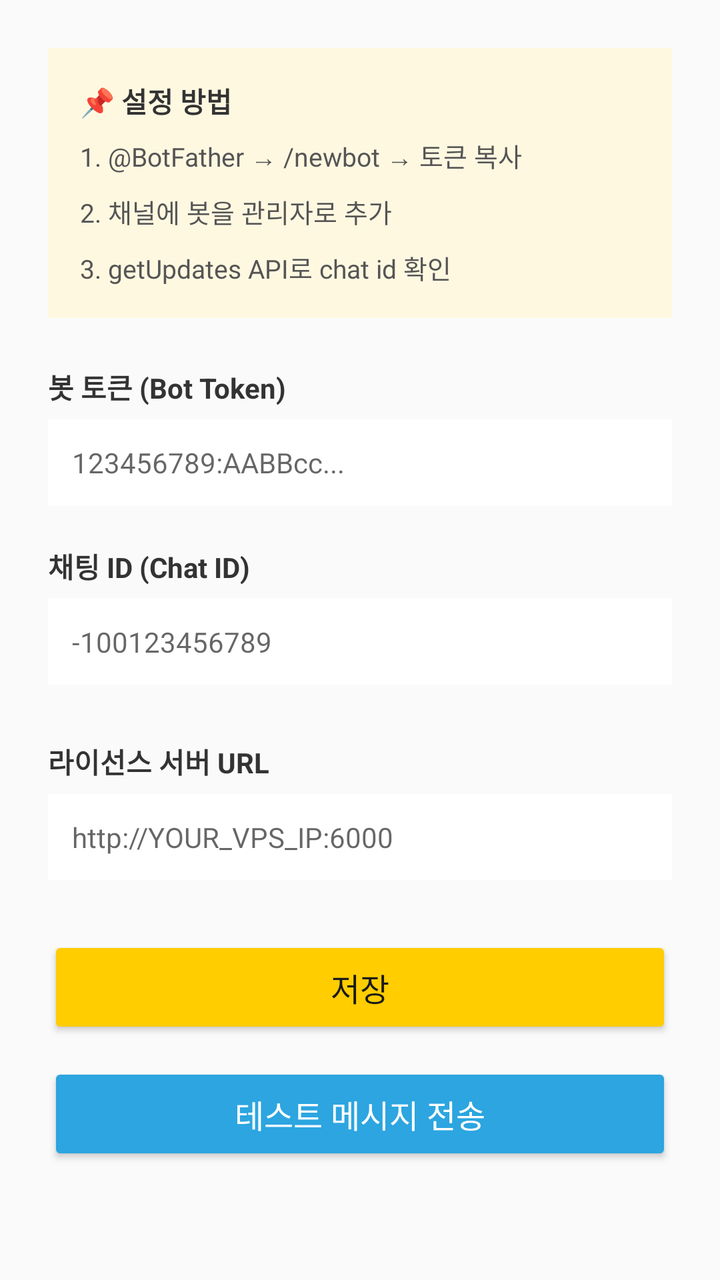
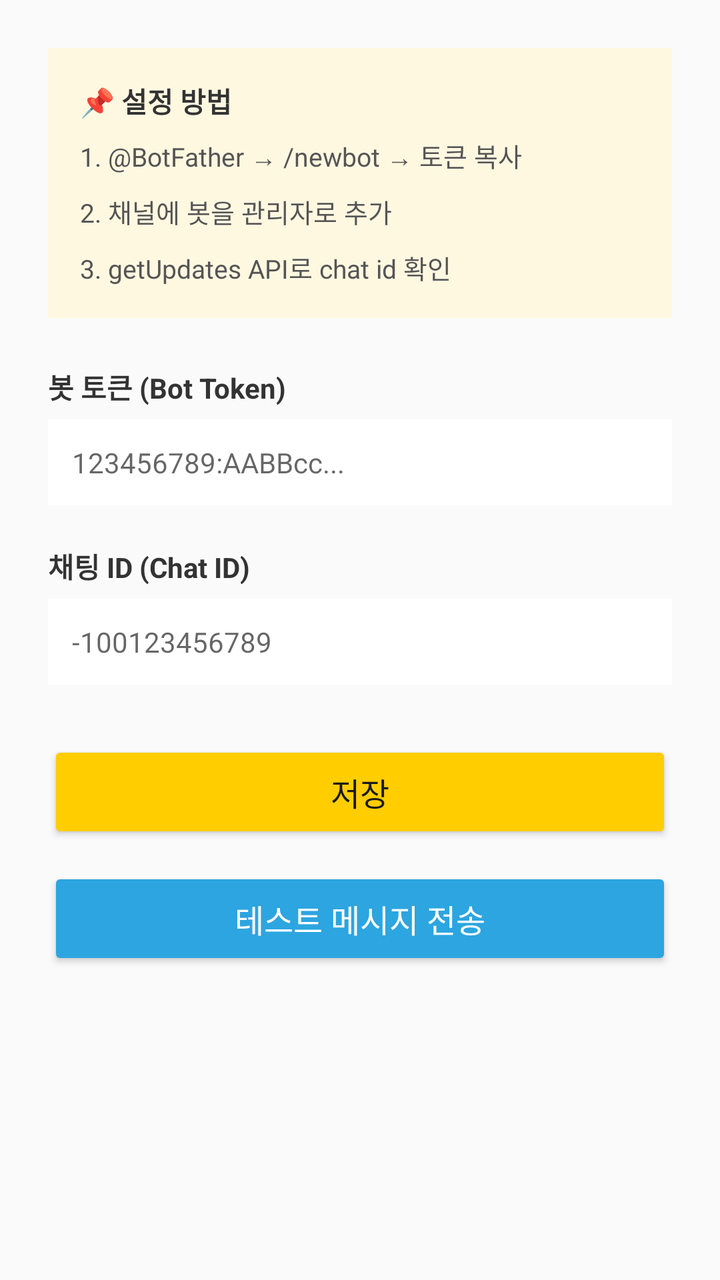

Before-and-after screenshots of an Android layout around one commit, followed by the original layout XML and the change that was made.
<!-- AndroidManifest.xml: application theme Theme.AppCompat.Light.DarkActionBar -->
<!-- res/layout/activity_settings.xml -->
<?xml version="1.0" encoding="utf-8"?>
<ScrollView xmlns:android="http://schemas.android.com/apk/res/android"
    android:layout_width="match_parent"
    android:layout_height="match_parent"
    android:background="#FAFAFA">

    <LinearLayout
        android:layout_width="match_parent"
        android:layout_height="wrap_content"
        android:orientation="vertical"
        android:padding="24dp">

        
        <LinearLayout
            android:layout_width="match_parent"
            android:layout_height="wrap_content"
            android:orientation="vertical"
            android:background="#FFF8E1"
            android:padding="16dp"
            android:layout_marginBottom="24dp">

            <TextView
                android:layout_width="wrap_content"
                android:layout_height="wrap_content"
                android:text="📌 설정 방법"
                android:textStyle="bold"
                android:textSize="14sp"
                android:textColor="#333333"
                android:layout_marginBottom="8dp" />

            <TextView
                android:layout_width="wrap_content"
                android:layout_height="wrap_content"
                android:text="1. @BotFather → /newbot → 토큰 복사\n2. 채널에 봇을 관리자로 추가\n3. getUpdates API로 chat id 확인"
                android:textSize="13sp"
                android:textColor="#555555"
                android:lineSpacingMultiplier="1.5" />
        </LinearLayout>

        
        <TextView
            android:layout_width="wrap_content"
            android:layout_height="wrap_content"
            android:text="봇 토큰 (Bot Token)"
            android:textSize="14sp"
            android:textStyle="bold"
            android:textColor="#333333"
            android:layout_marginBottom="6dp" />

        <EditText
            android:id="@+id/inputBotToken"
            android:layout_width="match_parent"
            android:layout_height="wrap_content"
            android:hint="123456789:AABBcc..."
            android:inputType="textVisiblePassword"
            android:padding="12dp"
            android:background="#FFFFFF"
            android:layout_marginBottom="20dp"
            android:textSize="14sp" />

        
        <TextView
            android:layout_width="wrap_content"
            android:layout_height="wrap_content"
            android:text="채팅 ID (Chat ID)"
            android:textSize="14sp"
            android:textStyle="bold"
            android:textColor="#333333"
            android:layout_marginBottom="6dp" />

        <EditText
            android:id="@+id/inputChatId"
            android:layout_width="match_parent"
            android:layout_height="wrap_content"
            android:hint="-100123456789"
            android:inputType="textVisiblePassword"
            android:padding="12dp"
            android:background="#FFFFFF"
            android:layout_marginBottom="28dp"
            android:textSize="14sp" />

        
        <TextView
            android:layout_width="match_parent"
            android:layout_height="wrap_content"
            android:text="라이선스 서버 URL"
            android:textSize="14sp"
            android:textStyle="bold"
            android:textColor="#333333"
            android:layout_marginBottom="6dp" />

        <EditText
            android:id="@+id/inputServerUrl"
            android:layout_width="match_parent"
            android:layout_height="wrap_content"
            android:hint="http://YOUR_VPS_IP:6000"
            android:inputType="textUri"
            android:padding="12dp"
            android:background="#FFFFFF"
            android:layout_marginBottom="28dp"
            android:textSize="14sp" />

        
        <Button
            android:id="@+id/btnSave"
            android:layout_width="match_parent"
            android:layout_height="wrap_content"
            android:text="저장"
            android:textSize="16sp"
            android:padding="14dp"
            android:backgroundTint="#FFCD00"
            android:textColor="#1A1A1A"
            android:layout_marginBottom="12dp" />

        
        <Button
            android:id="@+id/btnTest"
            android:layout_width="match_parent"
            android:layout_height="wrap_content"
            android:text="테스트 메시지 전송"
            android:textSize="16sp"
            android:padding="14dp"
            android:backgroundTint="#2CA5E0"
            android:textColor="#FFFFFF" />

    </LinearLayout>
</ScrollView>
<!-- resources referenced by this layout -->
<resources>

</resources>

<!-- the commit's change to res/layout/activity_settings.xml (unified diff, before → after) -->
@@ -80,27 +80,6 @@
             android:textSize="14sp" />
 
         
-        <TextView
-            android:layout_width="match_parent"
-            android:layout_height="wrap_content"
-            android:text="라이선스 서버 URL"
-            android:textSize="14sp"
-            android:textStyle="bold"
-            android:textColor="#333333"
-            android:layout_marginBottom="6dp" />
-
-        <EditText
-            android:id="@+id/inputServerUrl"
-            android:layout_width="match_parent"
-            android:layout_height="wrap_content"
-            android:hint="http://YOUR_VPS_IP:6000"
-            android:inputType="textUri"
-            android:padding="12dp"
-            android:background="#FFFFFF"
-            android:layout_marginBottom="28dp"
-            android:textSize="14sp" />
-
-        
         <Button
             android:id="@+id/btnSave"
             android:layout_width="match_parent"
